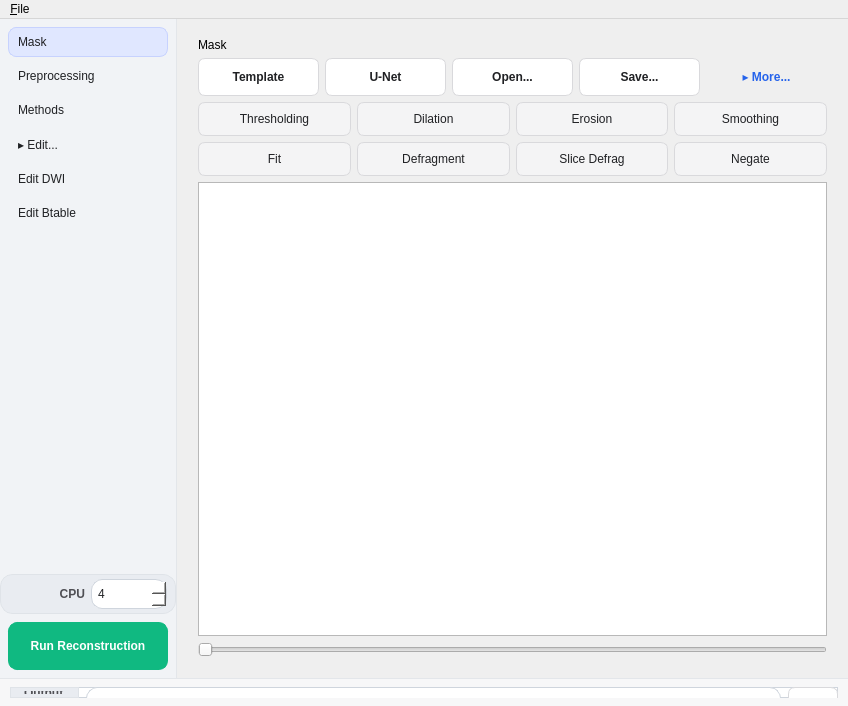
Before: the Qt Designer form reconstruction/reconstruction_window.ui in frankyeh/DSI-Studio, drawn with Qt 5.
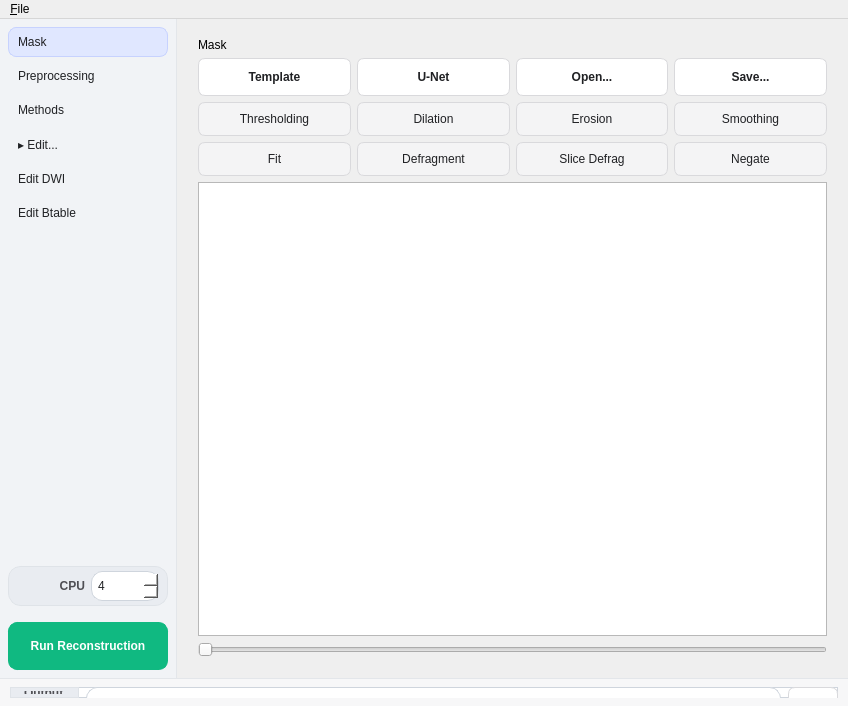
After: the same form once the commit is applied. Icons and pictures are not drawn.

Commit message: Show mask editing controls and refine sidebar navigation

Patch:
```diff
--- a/reconstruction/reconstruction_window.ui
+++ b/reconstruction/reconstruction_window.ui
@@ -55,8 +55,8 @@
 QWidget#mask_edit QPushButton, QFrame#image_group QPushButton, QFrame#signal_group QPushButton, QFrame#correction_group QPushButton, QFrame#btable_orient_group QPushButton { background-color: #f4f4f5; min-height: 22px; }
 QWidget#mask_edit QPushButton:hover, QFrame#image_group QPushButton:hover, QFrame#signal_group QPushButton:hover, QFrame#correction_group QPushButton:hover, QFrame#btable_orient_group QPushButton:hover { background-color: #e9e9eb; border-color: #c8c8cc; }
 QStackedWidget#pages QPushButton#from_template, QStackedWidget#pages QPushButton#from_unet, QStackedWidget#pages QPushButton#load_mask, QStackedWidget#pages QPushButton#save_mask { font-weight: bold; }
-QStackedWidget#pages QPushButton#edit_mask, QStackedWidget#pages QPushButton#more_outputs, QStackedWidget#pages QPushButton#more_odf_outputs { color: #2563eb; background-color: transparent; border: 0px; min-height: 0px; padding: 2px 0px; font-weight: bold; }
-QStackedWidget#pages QPushButton#edit_mask:hover, QStackedWidget#pages QPushButton#more_outputs:hover, QStackedWidget#pages QPushButton#more_odf_outputs:hover { color: #1e40af; }
+QStackedWidget#pages QPushButton#more_outputs, QStackedWidget#pages QPushButton#more_odf_outputs { color: #2563eb; background-color: transparent; border: 0px; min-height: 0px; padding: 2px 0px; font-weight: bold; }
+QStackedWidget#pages QPushButton#more_outputs:hover, QStackedWidget#pages QPushButton#more_odf_outputs:hover { color: #1e40af; }
 QFrame#sidebar QPushButton#doDTI { color: #ffffff; background-color: #10b981; border: 1px solid #10b981; border-radius: 9px; padding: 7px 3px; min-height: 30px; font-weight: bold; }
 QFrame#sidebar QPushButton#doDTI:hover { background-color: #059669; border-color: #059669; }
 QFrame#sidebar QPushButton#doDTI:pressed { background-color: #047857; }
@@ -87,6 +87,7 @@
 QStackedWidget#pages QFrame[card="true"] QLabel, QStackedWidget#pages QFrame[card="true"] QCheckBox { background: transparent; }
 QStackedWidget#pages QFrame[card="true"] QWidget#mask_edit, QStackedWidget#pages QFrame[card="true"] QWidget#qsdr_options, QStackedWidget#pages QFrame[card="true"] QWidget#GQIOption_2, QStackedWidget#pages QFrame[card="true"] QWidget#ODF_metrics, QStackedWidget#pages QFrame[card="true"] QWidget#source_widget { background: transparent; border: 0px; }
 QFrame#sidebar QPushButton#doDTI { margin: 8px; padding: 9px 4px; min-height: 28px; }
+QFrame#sidebar QFrame#cpu_pill { margin: 8px; }
 QFrame#run_bar QPushButton#change_fib_output { color: #202124; background-color: #ffffff; border: 1px solid #d9d9dc; border-radius: 7px; padding: 4px 8px; }</string>
    </property>
    <layout class="QVBoxLayout" name="central_layout" stretch="1,0">
@@ -385,19 +386,7 @@
                      </property>
                     </widget>
                    </item>
-                   <item>
-                    <widget class="QPushButton" name="edit_mask">
-                     <property name="checkable">
-                      <bool>true</bool>
-                     </property>
-                     <property name="flat">
-                      <bool>true</bool>
-                     </property>
-                     <property name="text">
-                      <string>▸ More...</string>
-                     </property>
-                    </widget>
-                   </item>
+                   
                   </layout>
                  </item>
                  <item>
```
